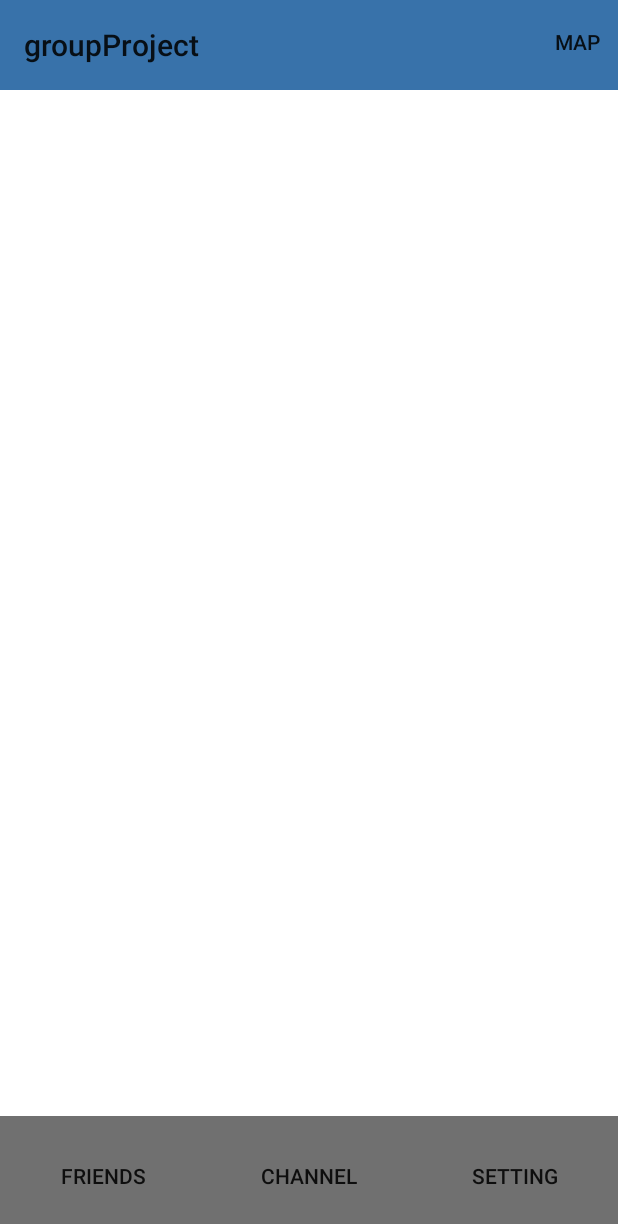
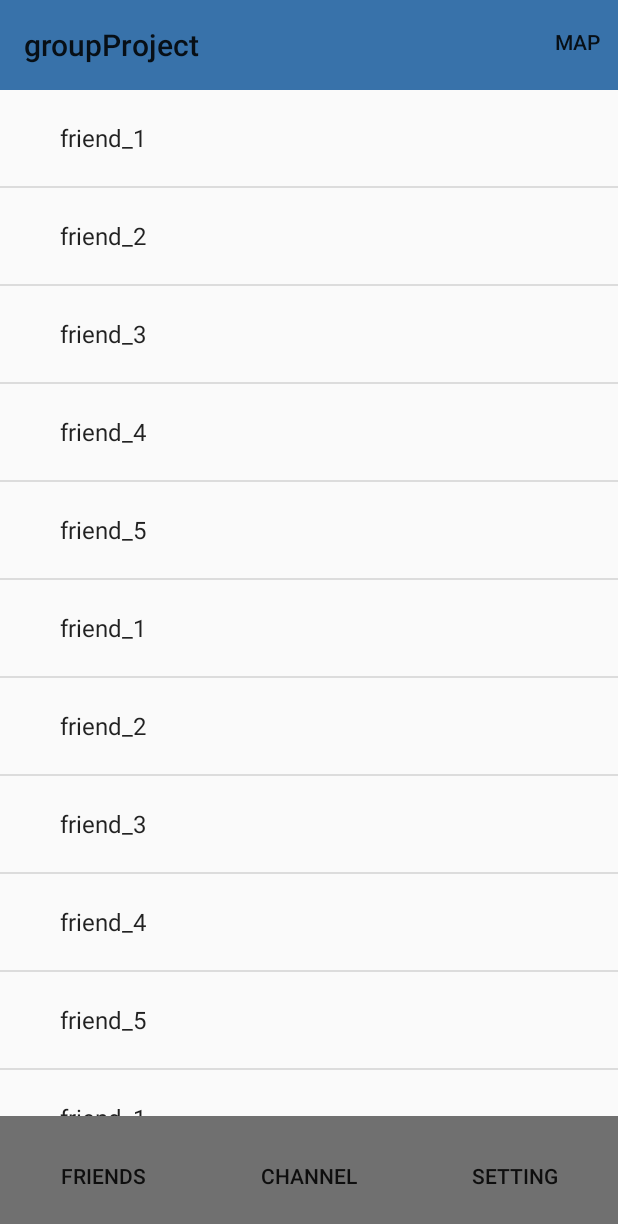
Before and after one commit to FY-Zhang/Project_Group_4, an Android app: the screen it shows after launch (friendlistActivity), on a phone screen of 412 x 824 dp. Shown: the top 1224 px of the screen. Run offline under Robolectric (Android 15) with nearby library versions, the phone set to English and light mode, and no system bars.

Commit message:
New update
include setting，friendlist， chat（brief），action bar with jump function

```diff
--- a/project/app/src/main/AndroidManifest.xml
+++ b/project/app/src/main/AndroidManifest.xml
@@ -9,7 +9,9 @@
         android:roundIcon="@mipmap/ic_launcher_round"
         android:supportsRtl="true"
         android:theme="@style/Theme.AppCompat.Light.NoActionBar">
-        <activity android:name=".setting_main"></activity>
+        <activity android:name=".chat_location"></activity>
+        <activity android:name=".chat_camera" />
+        <activity android:name=".setting_main" />
         <activity android:name=".chat_nav" />
         <activity android:name=".friendlistActivity">
             <intent-filter>
--- a/project/app/src/main/java/com/example/groupproject/friendList.java
+++ b/project/app/src/main/java/com/example/groupproject/chat_camera.java
@@ -4,11 +4,11 @@ import androidx.appcompat.app.AppCompatActivity;
 
 import android.os.Bundle;
 
-public class friendList extends AppCompatActivity {
+public class chat_camera extends AppCompatActivity {
 
     @Override
     protected void onCreate(Bundle savedInstanceState) {
         super.onCreate(savedInstanceState);
-        setContentView(R.layout.friendList);
+        setContentView(R.layout.activity_chat_camera);
     }
 }
--- a/project/app/src/main/java/com/example/groupproject/friendlistActivity.java
+++ b/project/app/src/main/java/com/example/groupproject/friendlistActivity.java
@@ -2,25 +2,83 @@ package com.example.groupproject;
 
 import androidx.appcompat.app.AppCompatActivity;
 import androidx.appcompat.widget.Toolbar;
+import androidx.recyclerview.widget.LinearLayoutManager;
+import androidx.recyclerview.widget.RecyclerView;
 
+import android.content.Intent;
 import android.os.Bundle;
 import android.view.Menu;
+import android.view.View;
+import android.widget.AdapterView;
+import android.widget.ArrayAdapter;
+import android.widget.ListView;
+
+import android.app.Activity;
+import android.widget.Toast;
+
+import java.util.ArrayList;
+import java.util.List;
 
 public class friendlistActivity extends AppCompatActivity {
 
     Toolbar toolbar;
-
+    private ListView lv;
+    private ArrayList<String> list = new ArrayList<String>();
 
     @Override
     protected void onCreate(Bundle savedInstanceState) {
         super.onCreate(savedInstanceState);
         setContentView(R.layout.activity_friendlist);
+
         toolbar = findViewById(R.id.toolbar);
         setSupportActionBar(toolbar);
+        lv = (ListView)findViewById(R.id.item);
+        ArrayAdapter<String> adapter = new ArrayAdapter<String>(
+                this,
+                android.R.layout.simple_expandable_list_item_1,
+                getData());
+        lv.setAdapter(adapter);
+
+        lv.setOnItemClickListener(new AdapterView.OnItemClickListener() {
+            @Override
+            public void onItemClick(AdapterView arg0, View arg1, int arg2,
+                                    long arg3) {
+
+                Intent intent = new Intent();
+                intent.setClass(friendlistActivity.this,chat_nav.class);
+                startActivity(intent);
+            }
+
+        });
     }
     @Override
     public boolean onCreateOptionsMenu(Menu menu) {
         getMenuInflater().inflate(R.menu.toolbar_friendlist,menu);
         return true;
     }
+    private ArrayList<String> getData()
+    {
+        list.add("friend_1");
+        list.add("friend_2");
+        list.add("friend_3");
+        list.add("friend_4");
+        list.add("friend_5");
+        list.add("friend_1");
+        list.add("friend_2");
+        list.add("friend_3");
+        list.add("friend_4");
+        list.add("friend_5");
+        list.add("friend_1");
+        list.add("friend_2");
+        list.add("friend_3");
+        list.add("friend_4");
+        list.add("friend_5");
+        return list;
+    }
+    public void toSetting(View view){
+        Intent intent = new Intent();
+        intent.setClass(friendlistActivity.this, setting_main.class);
+        startActivity(intent);
+    }
+
 }
--- a/project/app/src/main/res/layout/activity_friendlist.xml
+++ b/project/app/src/main/res/layout/activity_friendlist.xml
@@ -21,17 +21,17 @@
         android:layout_height="match_parent"
         android:layout_marginTop="60dp"
         android:layout_marginBottom="80dp"
-        android:background="#FFFFFF"
         android:orientation="vertical"
         app:layout_constraintBottom_toBottomOf="parent"
         app:layout_constraintTop_toTopOf="parent"
-        app:layout_constraintVertical_bias="1.0"
-        tools:layout_editor_absoluteX="0dp">
+        app:layout_constraintVertical_bias="0.6">
 
-        <androidx.recyclerview.widget.RecyclerView
+        <ListView
+            android:id="@+id/item"
             android:layout_width="match_parent"
-            android:layout_height="match_parent" />
+            android:layout_height="match_parent">
 
+        </ListView>
     </LinearLayout>
 
     <LinearLayout
@@ -67,6 +67,7 @@
             android:layout_height="match_parent"
             android:layout_weight="1"
             android:background="#707070"
+            android:onClick="toSetting"
             android:text="Setting" />
     </LinearLayout>
 
```
Also changed, not shown: project/app/src/main/java/com/example/groupproject/chat_location.java (added, +14 -0 lines), project/app/src/main/java/com/example/groupproject/chat_nav.java (+20 -0 lines), project/app/src/main/res/layout/activity_chat_camera.xml (added, +18 -0 lines), project/app/src/main/res/layout/activity_chat_location.xml (added, +17 -0 lines), project/app/src/main/res/layout/activity_chat_nav.xml (+45 -9 lines), project/app/src/main/res/layout/friendList.xml (deleted, +0 -24 lines).
